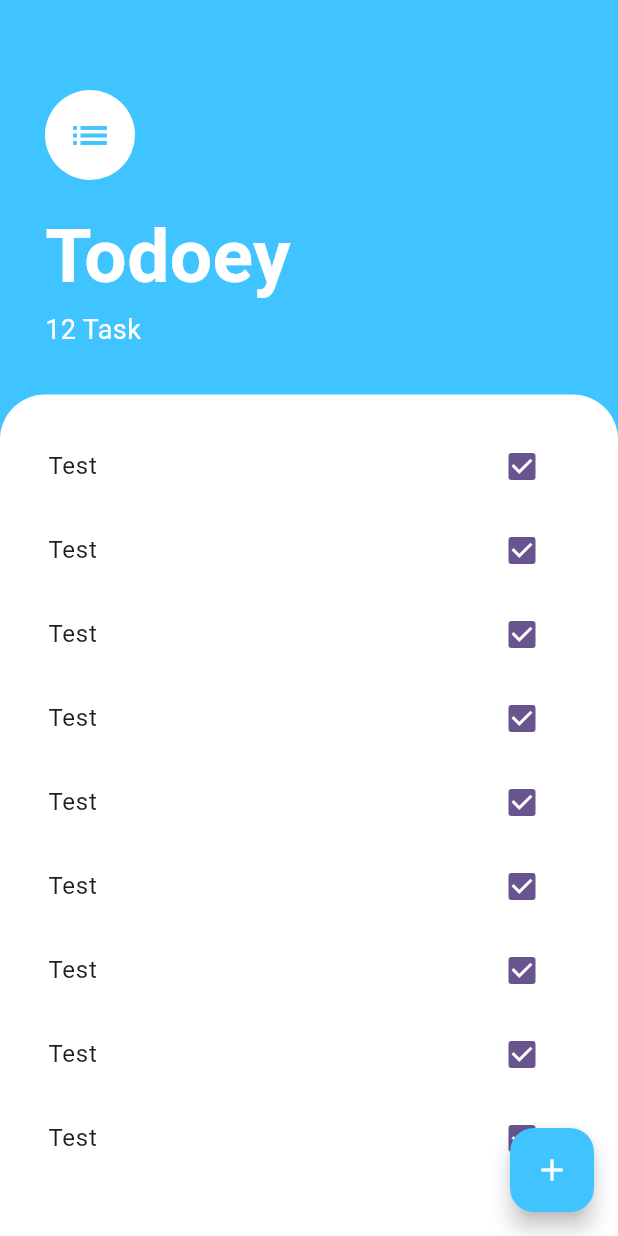
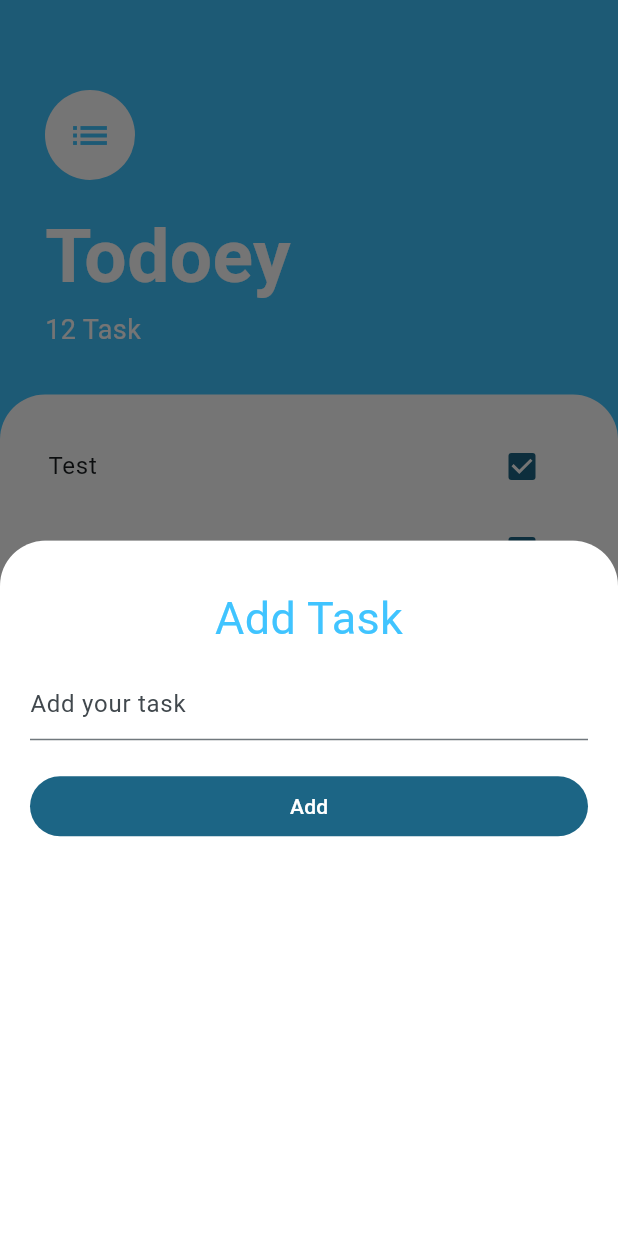
Before and after one commit to lqman104/Todoey, a Flutter app: the screen it shows after launch, after a tap on the "add" icon, on a phone screen of 412 x 824 dp. Run offline on Flutter 3.47's test engine with Material 2 defaults, Android fonts, the phone set to English and light mode, and no system bars.

Commit message:
feat: create add task modal

```diff
--- a/lib/main.dart
+++ b/lib/main.dart
@@ -12,10 +12,10 @@ class MyApp extends StatelessWidget {
   Widget build(BuildContext context) {
     return MaterialApp(
       theme: ThemeData(
-        colorScheme: ColorScheme.fromSeed(seedColor: Colors.deepPurple),
+        colorScheme: ColorScheme.fromSeed(seedColor: Colors.lightBlueAccent),
         useMaterial3: true,
       ),
-      home: TaskScreen(),
+      home: const TaskScreen(),
     );
   }
 }
--- /dev/null
+++ b/lib/screens/add_task_screen.dart
@@ -0,0 +1,60 @@
+import 'package:flutter/material.dart';
+
+class AddTaskScreen extends StatefulWidget {
+  const AddTaskScreen({super.key});
+
+  @override
+  State<AddTaskScreen> createState() => _AddTaskScreenState();
+}
+
+class _AddTaskScreenState extends State<AddTaskScreen> {
+  String task = "";
+
+  @override
+  Widget build(BuildContext context) {
+    return Container(
+      color: const Color(0xFF757575),
+      child: Container(
+        padding: const EdgeInsets.symmetric(vertical: 30, horizontal: 20),
+        decoration: const BoxDecoration(
+            color: Colors.white,
+            borderRadius: BorderRadius.only(
+              topLeft: Radius.circular(30),
+              topRight: Radius.circular(30),
+            )),
+        child: Column(
+          crossAxisAlignment: CrossAxisAlignment.stretch,
+          children: [
+            const Center(
+              child: Text(
+                "Add Task",
+                style: TextStyle(
+                  color: Colors.lightBlueAccent,
+                  fontSize: 30,
+                ),
+              ),
+            ),
+            const SizedBox(
+              height: 12,
+            ),
+            TextField(
+              onChanged: (value) {
+                task = value;
+              },
+              decoration: const InputDecoration(
+                hintText: "Add your task",
+              ),
+            ),
+            const SizedBox(
+              height: 20,
+            ),
+            FilledButton(
+              onPressed: () {},
+              child: const Text("Add"),
+            )
+          ],
+        ),
+      ),
+    );
+  }
+}
--- a/lib/screens/task_screen.dart
+++ b/lib/screens/task_screen.dart
@@ -1,5 +1,7 @@
 import 'package:flutter/material.dart';
 import 'package:todoey/widgets/task_list.dart';
+
+import 'add_task_screen.dart';
 
 class TaskScreen extends StatelessWidget {
   const TaskScreen({super.key});
@@ -28,7 +30,9 @@ class TaskScreen extends StatelessWidget {
       ),
       floatingActionButton: FloatingActionButton(
         backgroundColor: Colors.lightBlueAccent,
-        onPressed: () {},
+        onPressed: () {
+          showModalBottomSheet(context: context, builder: (context) => const AddTaskScreen());
+        },
         child: const Icon(
           Icons.add,
           color: Colors.white,
```
